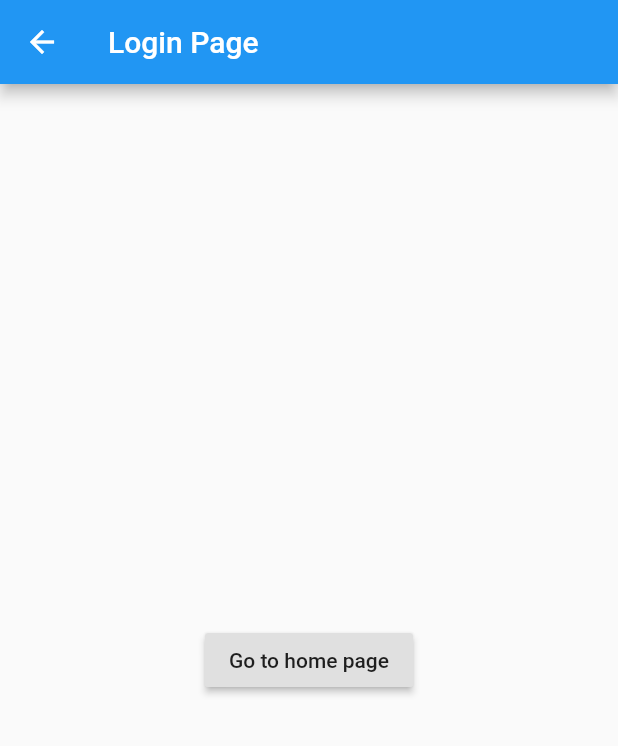
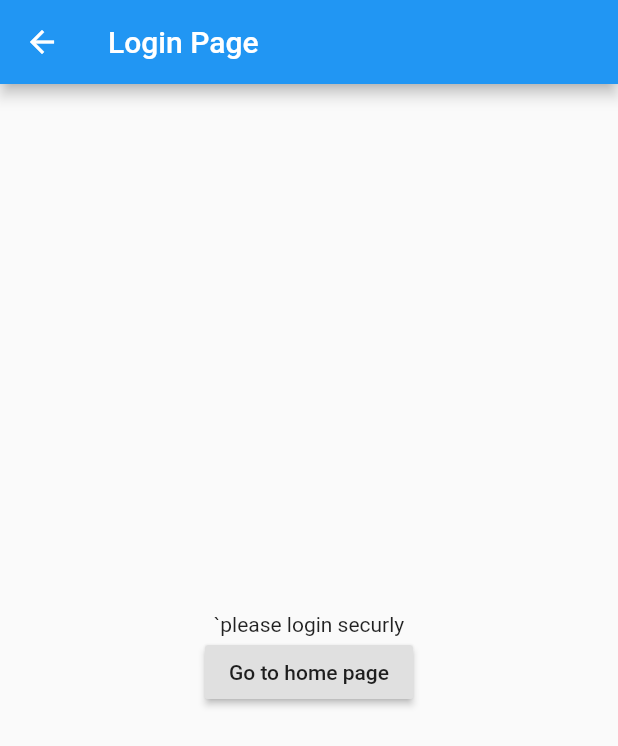
Before and after one commit to alzaabi98/flutter_named_routing, a Flutter app: the screen it shows after launch, after a tap on "Login", on a phone screen of 412 x 824 dp. Shown: the top 746 px of the screen. Run offline on Flutter 3.47's test engine with Material 2 defaults, Android fonts, the phone set to English and light mode, and no system bars.

Commit message:
pass data via arguments

```diff
--- a/lib/home_page.dart
+++ b/lib/home_page.dart
@@ -19,7 +19,8 @@ class _HomePageState extends State<HomePage> {
             RaisedButton(
               child: Text('Login'),
               onPressed: () {
-                Navigator.pushNamed(context, '/login');
+                Navigator.pushNamed(context, '/login',
+                    arguments: {'title': '`please login securly'});
               },
             ),
             SizedBox(
--- a/lib/login_page.dart
+++ b/lib/login_page.dart
@@ -8,16 +8,24 @@ class LoginPage extends StatefulWidget {
 class _LoginPageState extends State<LoginPage> {
   @override
   Widget build(BuildContext context) {
+    Map args = ModalRoute.of(context).settings.arguments;
+
     return Scaffold(
       appBar: AppBar(
-        title: Text('Login Page'),
+        title: Text('Login Page '),
       ),
       body: Center(
-        child: RaisedButton(
-          child: Text('Go to home page'),
-          onPressed: () {
-            Navigator.pop(context);
-          },
+        child: Column(
+          mainAxisAlignment: MainAxisAlignment.center,
+          children: <Widget>[
+            Text(args['title']),
+            RaisedButton(
+              child: Text('Go to home page'),
+              onPressed: () {
+                Navigator.pop(context);
+              },
+            ),
+          ],
         ),
       ),
     );
```
